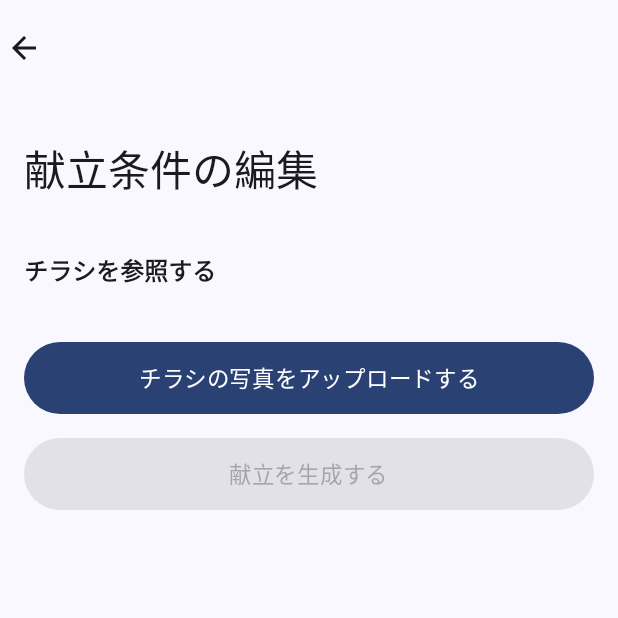
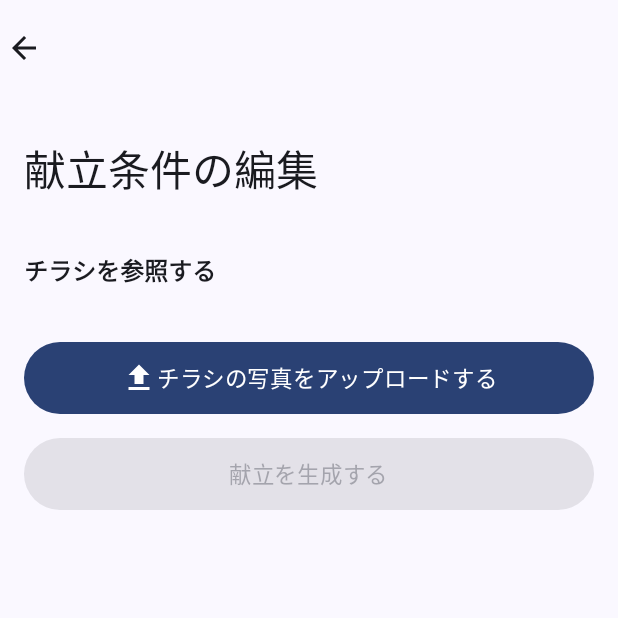
Before and after one commit to Takarkiz/CookingIdea-for-GeminiAPI, an Android app built with Jetpack Compose: the screen it shows after launch (MainActivity), on a phone screen of 412 x 824 dp, the top half of it. Run offline under Robolectric (Android 15) with nearby library versions, the phone set to English and light mode, and no system bars; libraries missing offline, so code that uses them is left out: com.google.ai.client.

Commit message:
アップロードボタンにアイコンを追加する

```diff
--- a/app/build.gradle.kts
+++ b/app/build.gradle.kts
@@ -69,6 +69,7 @@ dependencies {
     implementation(libs.androidx.ui.graphics)
     implementation(libs.androidx.ui.tooling.preview)
     implementation(libs.androidx.material3)
+    implementation(libs.androidx.material.icon)
     implementation(libs.coil.compose)
     implementation(libs.generative.ai)
     testImplementation(libs.junit)
--- a/app/src/main/java/com/example/cookingidea/ui/screen/main/compose/EditConditionFlyer.kt
+++ b/app/src/main/java/com/example/cookingidea/ui/screen/main/compose/EditConditionFlyer.kt
@@ -5,7 +5,10 @@ import androidx.compose.foundation.layout.Column
 import androidx.compose.foundation.layout.Spacer
 import androidx.compose.foundation.layout.fillMaxWidth
 import androidx.compose.foundation.layout.height
+import androidx.compose.material.icons.Icons
+import androidx.compose.material.icons.filled.Upload
 import androidx.compose.material3.Button
+import androidx.compose.material3.Icon
 import androidx.compose.material3.MaterialTheme
 import androidx.compose.material3.Text
 import androidx.compose.runtime.Composable
@@ -57,7 +60,15 @@ fun EditConditionFlyer(
             } else {
                 R.string.load_flyer_button_title
             }
-            Text(text = stringResource(id = buttonTitleRes))
+
+            Icon(
+                imageVector = Icons.Default.Upload,
+                contentDescription = null
+            )
+
+            Text(
+                text = stringResource(id = buttonTitleRes)
+            )
         }
     }
 }
--- a/gradle/libs.versions.toml
+++ b/gradle/libs.versions.toml
@@ -32,6 +32,7 @@ androidx-ui-tooling-preview = { group = "androidx.compose.ui", name = "ui-toolin
 androidx-ui-test-manifest = { group = "androidx.compose.ui", name = "ui-test-manifest" }
 androidx-ui-test-junit4 = { group = "androidx.compose.ui", name = "ui-test-junit4" }
 androidx-material3 = { group = "androidx.compose.material3", name = "material3" }
+androidx-material-icon = { group = "androidx.compose.material", name = "material-icons-extended" }
 generative-ai = { group = "com.google.ai.client.generativeai", name = "generativeai", version.ref = "generativeAI" }
 junit-jupiter-api = { module = "org.junit.jupiter:junit-jupiter-api", version.ref = "junitJupiter" }
 junit-jupiter-engine = { module = "org.junit.jupiter:junit-jupiter-engine", version.ref = "junitJupiter" }
```
Also changed, not shown: app/src/main/java/com/example/cookingidea/ui/screen/main/compose/FlyerImage.kt (+9 -5 lines).
